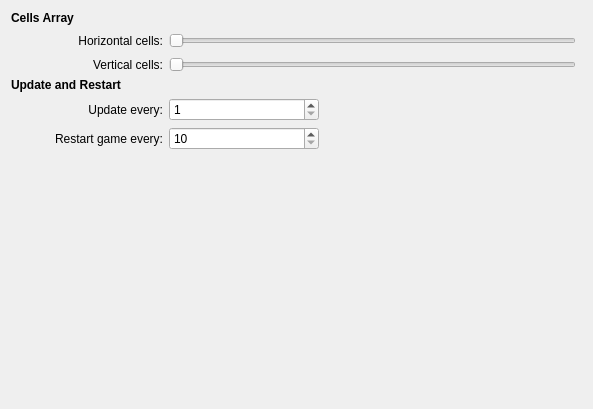
This is applets/life/lifeConfig.ui in KDE/kdeplasma-addons as Qt 5 draws it before an edit. The edited form follows.
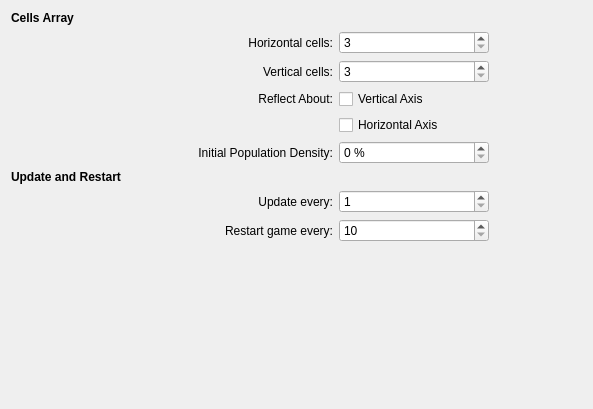
This is the edited form. Custom widgets are drawn as their Qt base class.

Commit message:
Added two new features to the life applet: game board reflection (the user can choose to generate initial populations that are symmetrical about the horizontal and/or vertical axes,) and user-configurable population density (the user can choose what approximate percentage of cells will be alive in the initial population.)
With the addition of the new configuration options, the
configuration UI was also updated so that using tab to scroll
through options would be consistent (top to bottom.)

This submit also includes member variable renamings
(prepending m_ to member variable names.)

GUI

The edit to the form file:
```diff
--- a/applets/life/lifeConfig.ui
+++ b/applets/life/lifeConfig.ui
@@ -54,16 +54,122 @@
     </widget>
    </item>
    <item row="1" column="3">
-    <widget class="QSlider" name="horizontalCells">
+    <widget class="KIntSpinBox" name="horizontalCells">
+     <property name="sizePolicy">
+      <sizepolicy hsizetype="Fixed" vsizetype="Fixed">
+       <horstretch>0</horstretch>
+       <verstretch>0</verstretch>
+      </sizepolicy>
+     </property>
+     <property name="minimumSize">
+      <size>
+       <width>150</width>
+       <height>0</height>
+      </size>
+     </property>
      <property name="minimum">
       <number>3</number>
      </property>
-     <property name="orientation">
-      <enum>Qt::Horizontal</enum>
+     <property name="maximum">
+      <number>999</number>
      </property>
     </widget>
    </item>
-   <item row="3" column="0" colspan="3">
+   <item row="2" column="2">
+    <widget class="QLabel" name="verticalCellsNumber">
+     <property name="text">
+      <string>Vertical cells:</string>
+     </property>
+     <property name="alignment">
+      <set>Qt::AlignRight|Qt::AlignTrailing|Qt::AlignVCenter</set>
+     </property>
+     <property name="buddy">
+      <cstring>verticalCells</cstring>
+     </property>
+    </widget>
+   </item>
+   <item row="2" column="3">
+    <widget class="KIntSpinBox" name="verticalCells">
+     <property name="sizePolicy">
+      <sizepolicy hsizetype="Fixed" vsizetype="Fixed">
+       <horstretch>0</horstretch>
+       <verstretch>0</verstretch>
+      </sizepolicy>
+     </property>
+     <property name="minimumSize">
+      <size>
+       <width>150</width>
+       <height>0</height>
+      </size>
+     </property>
+     <property name="minimum">
+      <number>3</number>
+     </property>
+     <property name="maximum">
+      <number>999</number>
+     </property>
+    </widget>
+   </item>
+   <item row="3" column="2">
+    <widget class="QLabel" name="label_4">
+     <property name="text">
+      <string>Reflect About:</string>
+     </property>
+     <property name="alignment">
+      <set>Qt::AlignRight|Qt::AlignTrailing|Qt::AlignVCenter</set>
+     </property>
+    </widget>
+   </item>
+   <item row="3" column="3">
+    <widget class="QCheckBox" name="vertReflectCheckbox">
+     <property name="text">
+      <string>Vertical Axis</string>
+     </property>
+    </widget>
+   </item>
+   <item row="4" column="3">
+    <widget class="QCheckBox" name="horizReflectCheckbox">
+     <property name="text">
+      <string>Horizontal Axis</string>
+     </property>
+    </widget>
+   </item>
+   <item row="5" column="2">
+    <widget class="QLabel" name="label_3">
+     <property name="text">
+      <string>Initial Population Density:</string>
+     </property>
+     <property name="alignment">
+      <set>Qt::AlignRight|Qt::AlignTrailing|Qt::AlignVCenter</set>
+     </property>
+    </widget>
+   </item>
+   <item row="5" column="3" colspan="2">
+    <widget class="KIntSpinBox" name="popDensityNumber">
+     <property name="sizePolicy">
+      <sizepolicy hsizetype="Fixed" vsizetype="Fixed">
+       <horstretch>0</horstretch>
+       <verstretch>0</verstretch>
+      </sizepolicy>
+     </property>
+     <property name="minimumSize">
+      <size>
+       <width>150</width>
+       <height>0</height>
+      </size>
+     </property>
+     <property name="suffix">
+      <string> %</string>
+     </property>
+     <property name="minimum">
+      <number>0</number>
+     </property>
+     <property name="maximum">
+      <number>100</number>
+     </property>
+    </widget>
+   </item>
+   <item row="6" column="0" colspan="3">
     <widget class="QLabel" name="label_2">
      <property name="font">
       <font>
@@ -76,7 +182,20 @@
      </property>
     </widget>
    </item>
-   <item row="4" column="3" colspan="2">
+   <item row="7" column="2">
+    <widget class="QLabel" name="stepIntervalLabel">
+     <property name="text">
+      <string>Update every:</string>
+     </property>
+     <property name="alignment">
+      <set>Qt::AlignRight|Qt::AlignTrailing|Qt::AlignVCenter</set>
+     </property>
+     <property name="buddy">
+      <cstring>stepInterval</cstring>
+     </property>
+    </widget>
+   </item>
+   <item row="7" column="3" colspan="2">
     <widget class="KIntSpinBox" name="stepInterval">
      <property name="sizePolicy">
       <sizepolicy hsizetype="Fixed" vsizetype="Fixed">
@@ -95,7 +214,7 @@
      </property>
     </widget>
    </item>
-   <item row="5" column="1" colspan="2">
+   <item row="8" column="1" colspan="2">
     <widget class="QLabel" name="maxGensNumberLabel">
      <property name="text">
       <string>Restart game every:</string>
@@ -108,7 +227,7 @@
      </property>
     </widget>
    </item>
-   <item row="5" column="3" colspan="2">
+   <item row="8" column="3" colspan="2">
     <widget class="KIntSpinBox" name="maxGensNumber">
      <property name="sizePolicy">
       <sizepolicy hsizetype="Fixed" vsizetype="Fixed">
@@ -130,7 +249,7 @@
      </property>
     </widget>
    </item>
-   <item row="6" column="2">
+   <item row="10" column="2">
     <spacer name="verticalSpacer">
      <property name="orientation">
       <enum>Qt::Vertical</enum>
@@ -143,42 +262,6 @@
      </property>
     </spacer>
    </item>
-   <item row="2" column="3">
-    <widget class="QSlider" name="verticalCells">
-     <property name="minimum">
-      <number>3</number>
-     </property>
-     <property name="orientation">
-      <enum>Qt::Horizontal</enum>
-     </property>
-    </widget>
-   </item>
-   <item row="2" column="2">
-    <widget class="QLabel" name="verticalCellsNumber">
-     <property name="text">
-      <string>Vertical cells:</string>
-     </property>
-     <property name="alignment">
-      <set>Qt::AlignRight|Qt::AlignTrailing|Qt::AlignVCenter</set>
-     </property>
-     <property name="buddy">
-      <cstring>verticalCells</cstring>
-     </property>
-    </widget>
-   </item>
-   <item row="4" column="2">
-    <widget class="QLabel" name="stepIntervalLabel">
-     <property name="text">
-      <string>Update every:</string>
-     </property>
-     <property name="alignment">
-      <set>Qt::AlignRight|Qt::AlignTrailing|Qt::AlignVCenter</set>
-     </property>
-     <property name="buddy">
-      <cstring>stepInterval</cstring>
-     </property>
-    </widget>
-   </item>
   </layout>
  </widget>
  <customwidgets>
```
The commit also changes 2 other files.
